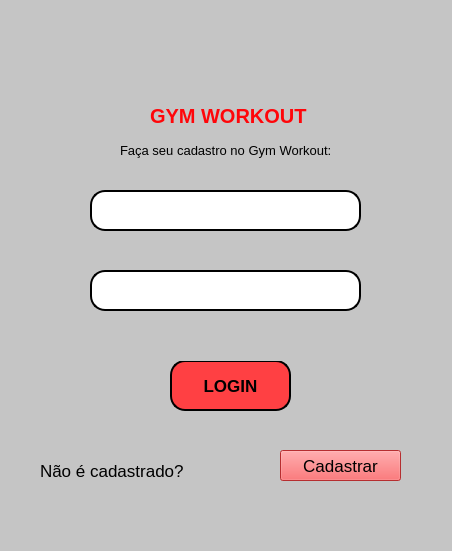
This is Banco de Dados I/DesignAPP_1TELA.ui in Jhonatha1/IFMG-BAMBUI as Qt 5 draws it before an edit. The edited form follows.
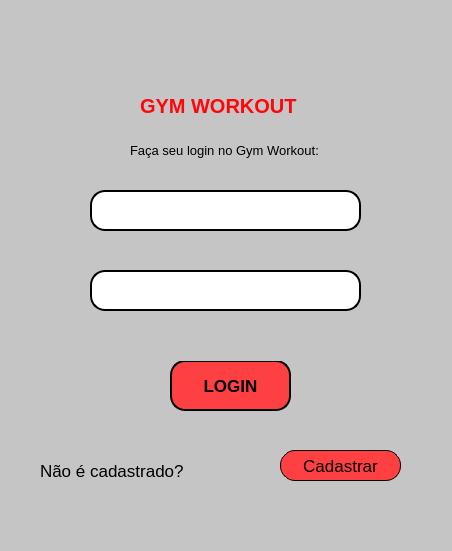
This is the edited form. Icons and pictures are not drawn.

The edit to the form file:
```diff
--- a/Banco de Dados I/DesignAPP_1TELA.ui
+++ b/Banco de Dados I/DesignAPP_1TELA.ui
@@ -117,7 +117,21 @@
      </font>
     </property>
     <property name="styleSheet">
-     <string notr="true">background-color: rgb(255, 64, 67);</string>
+     <string notr="true">QPushButton{
+background-color: rgb(255, 64, 67);
+border-style: outset;
+border-width: 1px;
+border-radius: 15px;
+border-color: black;
+}
+
+QPushButton:pressed{
+background-color:rgb(255, 99, 101);
+border-style: outset;
+border-width: 1px;
+border-radius: 15px;
+border-color: black;
+}</string>
     </property>
     <property name="text">
      <string>Cadastrar</string>
@@ -195,7 +209,7 @@
    <widget class="QLabel" name="label_6">
     <property name="geometry">
      <rect>
-      <x>160</x>
+      <x>150</x>
       <y>0</y>
       <width>291</width>
       <height>101</height>
@@ -211,8 +225,8 @@
    <widget class="QLabel" name="label_7">
     <property name="geometry">
      <rect>
-      <x>150</x>
-      <y>100</y>
+      <x>140</x>
+      <y>90</y>
       <width>211</width>
       <height>31</height>
      </rect>
@@ -234,7 +248,7 @@
    <widget class="QLabel" name="label_8">
     <property name="geometry">
      <rect>
-      <x>120</x>
+      <x>130</x>
       <y>140</y>
       <width>231</width>
       <height>21</height>
@@ -246,7 +260,7 @@
      </font>
     </property>
     <property name="text">
-     <string>Faça seu cadastro no Gym Workout:</string>
+     <string>Faça seu login no Gym Workout:</string>
     </property>
    </widget>
    <zorder>label_6</zorder>
```
Left out of the diff: 14 changed lines with no effect on the pictures.
